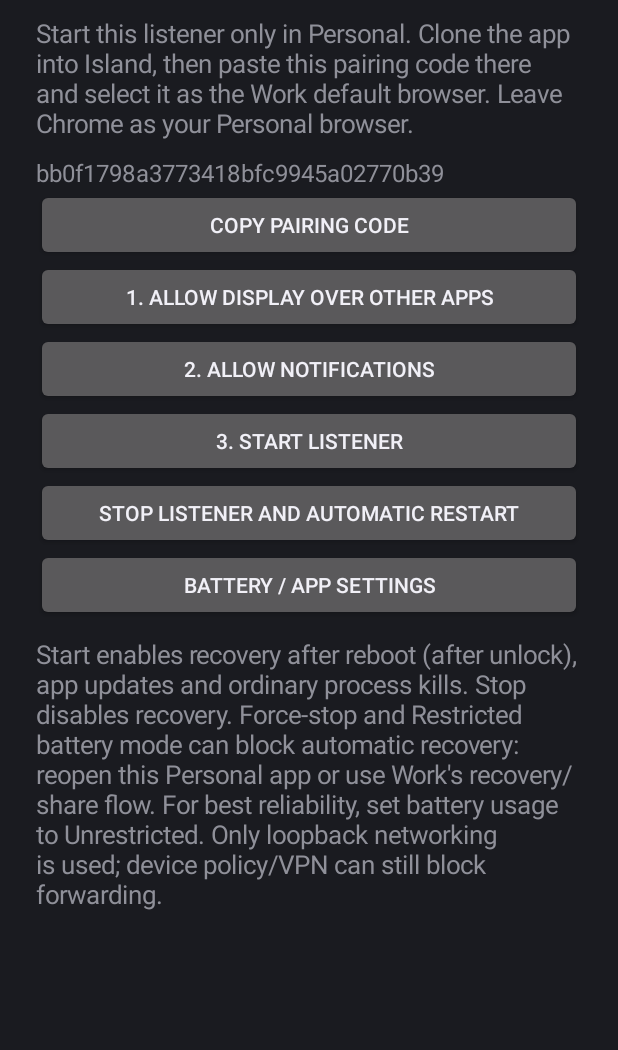
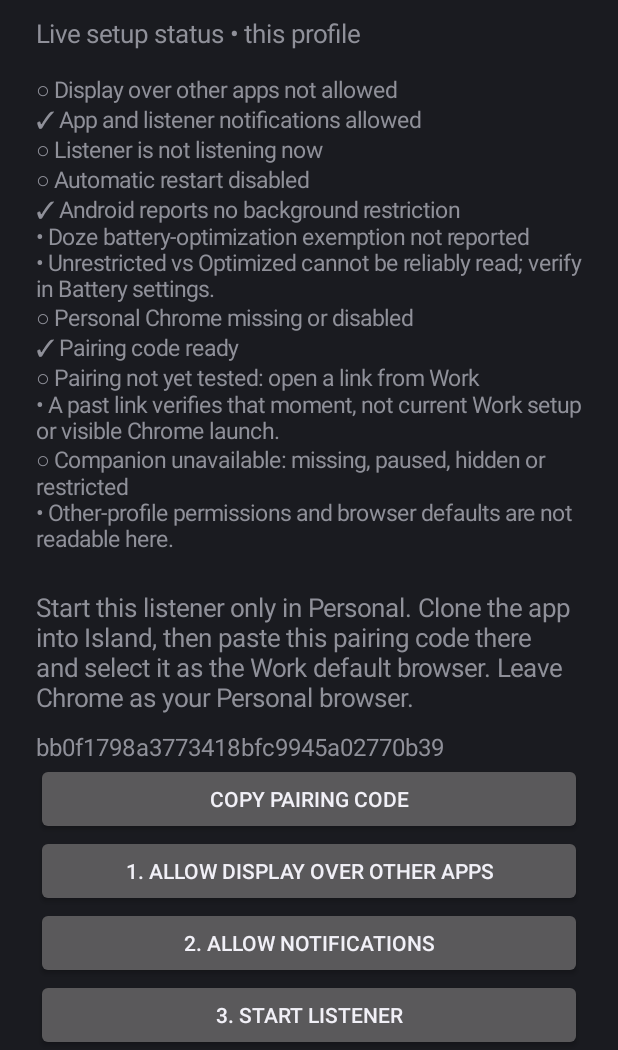
Before and after one commit to DV8FromTheWorld/ChromeBridge, an Android app: the screen it shows after launch (MainActivity), on a phone screen of 412 x 824 dp, the part 186-1236 px from its top. Run offline under Robolectric (Android 15) with nearby library versions, the phone set to English and light mode, and no system bars.

Commit message:
Add live setup indicators and battery settings shortcut in v1.2

```diff
--- a/app/build.gradle.kts
+++ b/app/build.gradle.kts
@@ -11,8 +11,8 @@ android {
         applicationId = "com.example.chromebridge"
         minSdk = 30
         targetSdk = 34
-        versionCode = 2
-        versionName = "1.1"
+        versionCode = 3
+        versionName = "1.2"
     }
 
     buildTypes {
--- a/app/src/main/AndroidManifest.xml
+++ b/app/src/main/AndroidManifest.xml
@@ -7,6 +7,8 @@
     <uses-permission android:name="android.permission.FOREGROUND_SERVICE_SPECIAL_USE" />
     <uses-permission android:name="android.permission.SYSTEM_ALERT_WINDOW" />
     <uses-permission android:name="android.permission.POST_NOTIFICATIONS" />
+
+    <queries><package android:name="com.android.chrome" /></queries>
 
     <application
         android:allowBackup="false"
--- a/app/src/main/java/com/example/chromebridge/BridgeService.kt
+++ b/app/src/main/java/com/example/chromebridge/BridgeService.kt
@@ -13,6 +13,10 @@ import java.util.concurrent.TimeUnit
 import kotlin.concurrent.thread
 
 class BridgeService : Service() {
+    companion object {
+        @Volatile private var activeServer: ServerSocket? = null
+        val isListening: Boolean get() = activeServer?.let { it.isBound && !it.isClosed } == true
+    }
     private var server: ServerSocket? = null
     @Volatile private var running = false
     private val main = Handler(Looper.getMainLooper())
@@ -35,6 +39,7 @@ class BridgeService : Service() {
             try {
                 val listener = ServerSocket().apply { reuseAddress = true; bind(InetSocketAddress("127.0.0.1", BridgeProtocol.PORT), 5) }
                 server = listener
+                activeServer = listener
                 if (!running) { listener.close(); return@thread }
                 while (running) {
                     listener.accept().use { socket ->
@@ -52,7 +57,10 @@ class BridgeService : Service() {
                             val proof = input.readUTF()
                             val result = if (!BridgeProtocol.equal(proof, BridgeProtocol.proof(expected, "client:$nonce:$url"))) "Pairing code does not match."
                                 else if (!BridgeProtocol.validUrl(url)) "Only valid HTTP(S) links are supported."
-                                else openChrome(url)
+                                else {
+                                    getSharedPreferences("bridge", MODE_PRIVATE).edit().putLong("last_received", System.currentTimeMillis()).apply()
+                                    openChrome(url)
+                                }
                             DataOutputStream(socket.getOutputStream()).apply { writeUTF(result); flush() }
                         } catch (_: Exception) { /* Malformed client must not kill the listener. */ }
                     }
@@ -93,6 +101,7 @@ class BridgeService : Service() {
     override fun onDestroy() {
         running = false
         try { server?.close() } catch (_: Exception) {}
+        if (activeServer === server) activeServer = null
         super.onDestroy()
     }
     override fun onBind(intent: Intent?): IBinder? = null
--- a/app/src/main/java/com/example/chromebridge/LinkCatcherActivity.kt
+++ b/app/src/main/java/com/example/chromebridge/LinkCatcherActivity.kt
@@ -30,7 +30,10 @@ class LinkCatcherActivity : Activity() {
             runOnUiThread {
                 busy = false
                 if (isDestroyed || isFinishing) return@runOnUiThread
-                if (result.ok) finish() else showRecovery(result.message)
+                if (result.ok) {
+                    getSharedPreferences("bridge", MODE_PRIVATE).edit().putLong("last_success", System.currentTimeMillis()).apply()
+                    finish()
+                } else showRecovery(result.message)
             }
         }
     }
--- a/app/src/main/java/com/example/chromebridge/MainActivity.kt
+++ b/app/src/main/java/com/example/chromebridge/MainActivity.kt
@@ -2,9 +2,12 @@ package com.example.chromebridge
 
 import android.Manifest
 import android.app.Activity
+import android.app.ActivityManager
+import android.app.NotificationManager
 import android.app.role.RoleManager
 import android.content.*
 import android.content.pm.PackageManager
+import android.content.pm.CrossProfileApps
 import android.net.Uri
 import android.os.*
 import android.provider.Settings
@@ -12,6 +15,11 @@ import android.widget.*
 import java.util.UUID
 
 class MainActivity : Activity() {
+    private lateinit var statusView: TextView
+    private val statusHandler = Handler(Looper.getMainLooper())
+    private val statusRefresh = object : Runnable {
+        override fun run() { refreshStatus(); statusHandler.postDelayed(this, 1000) }
+    }
     override fun onCreate(savedInstanceState: Bundle?) {
         super.onCreate(savedInstanceState)
         val work = BridgeState.isWork(this)
@@ -31,6 +39,9 @@ class MainActivity : Activity() {
         fun button(text: String, click: () -> Unit) { layout.addView(Button(this).apply { this.text = text; setOnClickListener { click() } }) }
         fun toast(text: String) = Toast.makeText(this, text, Toast.LENGTH_LONG).show()
         label("Chrome Bridge • ${if (work) "Work sender" else "Personal listener"}")
+        label("Live setup status • this profile")
+        statusView = TextView(this).apply { textSize = 15f; setPadding(0, 8, 0, 20) }
+        layout.addView(statusView)
         if (work) {
             label("Paste the pairing code from Personal Chrome Bridge. Links stay on this device, but forwarding intentionally moves the link from Work into Personal Chrome.")
             val code = EditText(this).apply { hint = "Pairing code"; setSingleLine(); setText(prefs.getString("key", "")) }
@@ -38,7 +49,13 @@ class MainActivity : Activity() {
             button("Save pairing code") {
                 val value = code.text.toString().trim().lowercase()
                 if (!value.matches(Regex("[0-9a-f]{32}"))) toast("Enter the full 32-character pairing code.")
-                else { prefs.edit().putString("key", value).apply(); toast("Paired. Now choose Chrome Bridge as the Work browser.") }
+                else {
+                    val changed = prefs.getString("key", "") != value
+                    prefs.edit().putString("key", value).apply()
+                    if (changed) prefs.edit().remove("last_success").apply()
+                    refreshStatus()
+                    toast("Code saved. Open a Work link to verify pairing.")
+                }
             }
             button("Choose Work default browser") {
                 val role = getSystemService(RoleManager::class.java)
@@ -57,7 +74,10 @@ class MainActivity : Activity() {
             button("2. Allow notifications") {
                 if (Build.VERSION.SDK_INT >= 33 && checkSelfPermission(Manifest.permission.POST_NOTIFICATIONS) != PackageManager.PERMISSION_GRANTED)
                     requestPermissions(arrayOf(Manifest.permission.POST_NOTIFICATIONS), 1)
-                else toast("Notifications are available.")
+                else try {
+                    startActivity(Intent(Settings.ACTION_APP_NOTIFICATION_SETTINGS).putExtra(Settings.EXTRA_APP_PACKAGE, packageName))
+                } catch (_: ActivityNotFoundException) { toast("Open Android App info → Notifications manually.") }
+                  catch (_: SecurityException) { toast("Android blocked notification settings. Open App info manually.") }
             }
             button("3. Start listener") {
                 if (!Settings.canDrawOverlays(this)) toast("Grant Display over other apps first.")
@@ -65,7 +85,24 @@ class MainActivity : Activity() {
                 else toast("Android blocked startup. Reopen the app and try again.")
             }
             button("Stop listener and automatic restart") { BridgeState.stop(this); toast("Stopped. Automatic restart is disabled until you start it again.") }
-            button("Battery / app settings") { startActivity(Intent(Settings.ACTION_APPLICATION_DETAILS_SETTINGS, Uri.parse("package:$packageName"))) }
+            label("Recommended: choose Unrestricted in this app's battery settings (sometimes under Allow background usage). It can improve listener reliability, but may use more battery and cannot override Force stop or device policy. You make the change in Android Settings.")
+            button("4. Open battery settings — choose Unrestricted") {
+                val route = BatterySettingsRoute.open { candidate ->
+                    try {
+                        val settingsIntent = Intent(candidate.action)
+                        if (candidate.packageUri) settingsIntent.data = Uri.parse("package:$packageName")
+                        startActivity(settingsIntent)
+                        true
+                    } catch (_: ActivityNotFoundException) { false }
+                      catch (_: SecurityException) { false }
+                }
+                when (route?.action) {
+                    BatterySettingsRoute.candidates[0].action -> toast("Choose Unrestricted or allow background usage if offered. No setting was changed automatically.")
+                    BatterySettingsRoute.candidates[1].action -> toast("Open Battery or App battery usage, then choose Unrestricted if offered.")
+                    BatterySettingsRoute.candidates[2].action -> toast("Go to Apps → Chrome Bridge → Battery → Unrestricted if offered.")
+                    else -> toast("Open Android Settings → Apps → Chrome Bridge → Battery manually.")
+                }
+            }
             label("Start enables recovery after reboot (after unlock), app updates and ordinary process kills. Stop disables recovery. Force-stop and Restricted battery mode can block automatic recovery: reopen this Personal app or use Work's recovery/share flow. For best reliability, set battery usage to Unrestricted. Only loopback networking is used; device policy/VPN can still block forwarding.")
         }
         setContentView(ScrollView(this).apply { addView(layout) })
@@ -73,5 +110,36 @@ class MainActivity : Activity() {
     override fun onResume() {
         super.onResume()
         if (!BridgeState.isWork(this) && BridgeState.enabled(this)) BridgeState.start(this)
+        statusHandler.removeCallbacks(statusRefresh)
+        statusHandler.post(statusRefresh)
+    }
+    override fun onPause() {
+        statusHandler.removeCallbacks(statusRefresh)
+        super.onPause()
+    }
+    private fun refreshStatus() {
+        if (!::statusView.isInitialized) return
+        val work = BridgeState.isWork(this)
+        val prefs = getSharedPreferences("bridge", MODE_PRIVATE)
+        val notifications = getSystemService(NotificationManager::class.java)
+        val channel = notifications.getNotificationChannel("bridge")
+        val companion = try { getSystemService(CrossProfileApps::class.java).targetUserProfiles.isNotEmpty() } catch (_: RuntimeException) { null }
+        val chrome = if (work) false else try { packageManager.getApplicationInfo("com.android.chrome", 0).enabled } catch (_: PackageManager.NameNotFoundException) { false }
+        val timestamp = prefs.getLong(if (work) "last_success" else "last_received", 0)
+        val verified = if (timestamp > 0) java.text.DateFormat.getDateTimeInstance(java.text.DateFormat.SHORT, java.text.DateFormat.SHORT).format(java.util.Date(timestamp)) else null
+        statusView.text = SetupStatus.lines(SetupStatus.Snapshot(
+            work = work,
+            overlay = Settings.canDrawOverlays(this),
+            notifications = notifications.areNotificationsEnabled() && channel?.importance != NotificationManager.IMPORTANCE_NONE,
+            listening = BridgeService.isListening,
+            autoRestart = BridgeState.enabled(this),
+            backgroundRestricted = getSystemService(ActivityManager::class.java).isBackgroundRestricted,
+            dozeExempt = getSystemService(PowerManager::class.java).isIgnoringBatteryOptimizations(packageName),
+            companionAvailable = companion,
+            keySaved = prefs.getString("key", "").orEmpty().matches(Regex("[0-9a-f]{32}")),
+            lastVerified = verified,
+            browserRoleHeld = getSystemService(RoleManager::class.java).isRoleHeld(RoleManager.ROLE_BROWSER),
+            chromeInstalled = chrome
+        )).joinToString("\n")
     }
 }
--- /dev/null
+++ b/app/src/main/java/com/example/chromebridge/SetupStatus.kt
@@ -0,0 +1,39 @@
+package com.example.chromebridge
+
+/** Labels intentionally separate observable facts from unverified setup claims. */
+object SetupStatus {
+    data class Snapshot(
+        val work: Boolean, val overlay: Boolean, val notifications: Boolean,
+        val listening: Boolean, val autoRestart: Boolean, val backgroundRestricted: Boolean,
+        val dozeExempt: Boolean, val companionAvailable: Boolean?, val keySaved: Boolean,
+        val lastVerified: String?, val browserRoleHeld: Boolean, val chromeInstalled: Boolean
+    )
+    fun lines(s: Snapshot): List<String> = buildList {
+        fun state(ok: Boolean, yes: String, no: String) { add(if (ok) "✓ $yes" else "○ $no") }
+        if (s.work) {
+            state(s.browserRoleHeld, "Chrome Bridge is this profile's browser", "Choose Chrome Bridge as Work browser")
+            state(s.keySaved, "Pairing code saved locally", "Pairing code missing")
+            add(if (s.lastVerified == null) "○ Pairing not yet verified: open a Work link" else "✓ Last acknowledged link: ${s.lastVerified}")
+            add("• Saved code alone does not prove that Personal matches or is online.")
+        } else {
+            state(s.overlay, "Display over other apps allowed", "Display over other apps not allowed")
+            state(s.notifications, "App and listener notifications allowed", "Notifications disabled or listener channel blocked")
+            state(s.listening, "Listener socket is active now", "Listener is not listening now")
+            state(s.autoRestart, "Automatic restart enabled", "Automatic restart disabled")
+            state(!s.backgroundRestricted, "Android reports no background restriction", "Android reports background restrictions")
+            add(if (s.dozeExempt) "✓ Doze battery-optimization exemption reported" else "• Doze battery-optimization exemption not reported")
+            add("• Unrestricted vs Optimized cannot be reliably read; verify in Battery settings.")
+            state(s.chromeInstalled, "Personal Chrome installed and enabled", "Personal Chrome missing or disabled")
+            if (s.browserRoleHeld) add("⚠ Chrome Bridge is your Personal browser; switch Personal default to Chrome.")
+            state(s.keySaved, "Pairing code ready", "Pairing code missing")
+            add(if (s.lastVerified == null) "○ Pairing not yet tested: open a link from Work" else "✓ Authenticated link received: ${s.lastVerified}")
+            add("• A past link verifies that moment, not current Work setup or visible Chrome launch.")
+        }
+        add(when (s.companionAvailable) {
+            true -> "✓ Same app available in another profile"
+            false -> "○ Companion unavailable: missing, paused, hidden or restricted"
+            null -> "• Other-profile availability could not be checked"
+        })
+        add("• Other-profile permissions and browser defaults are not readable here.")
+    }
+}
```
Also changed, not shown: app/src/main/java/com/example/chromebridge/BatterySettingsRoute.kt (added, +14 -0 lines), 4 other files.
